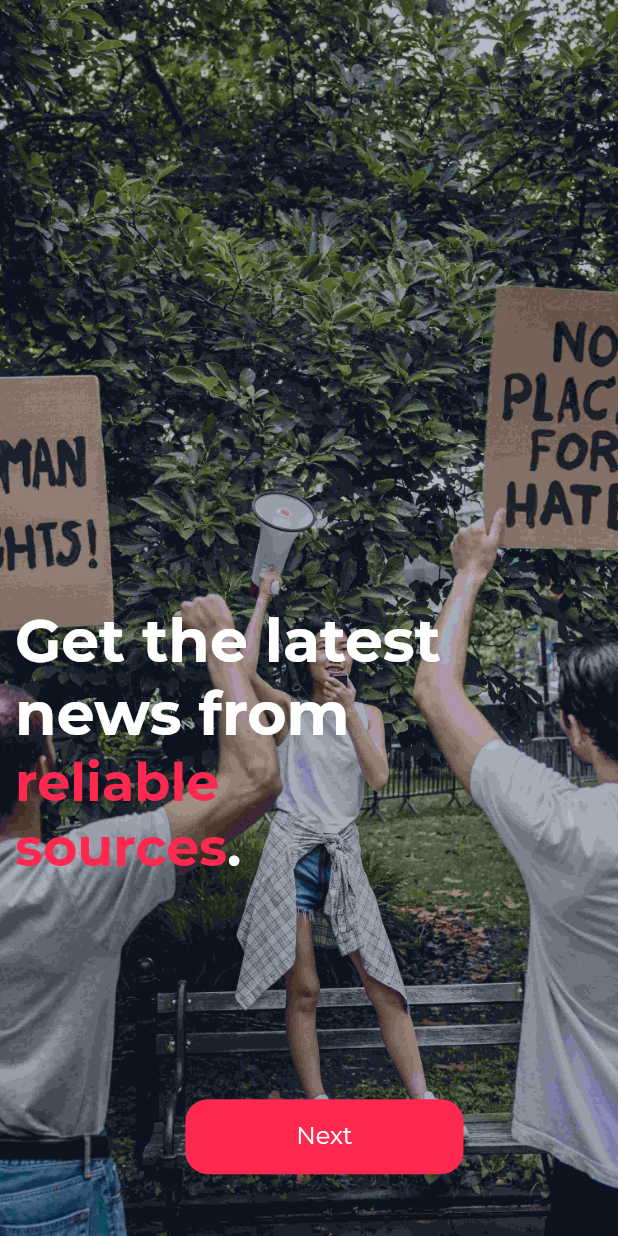
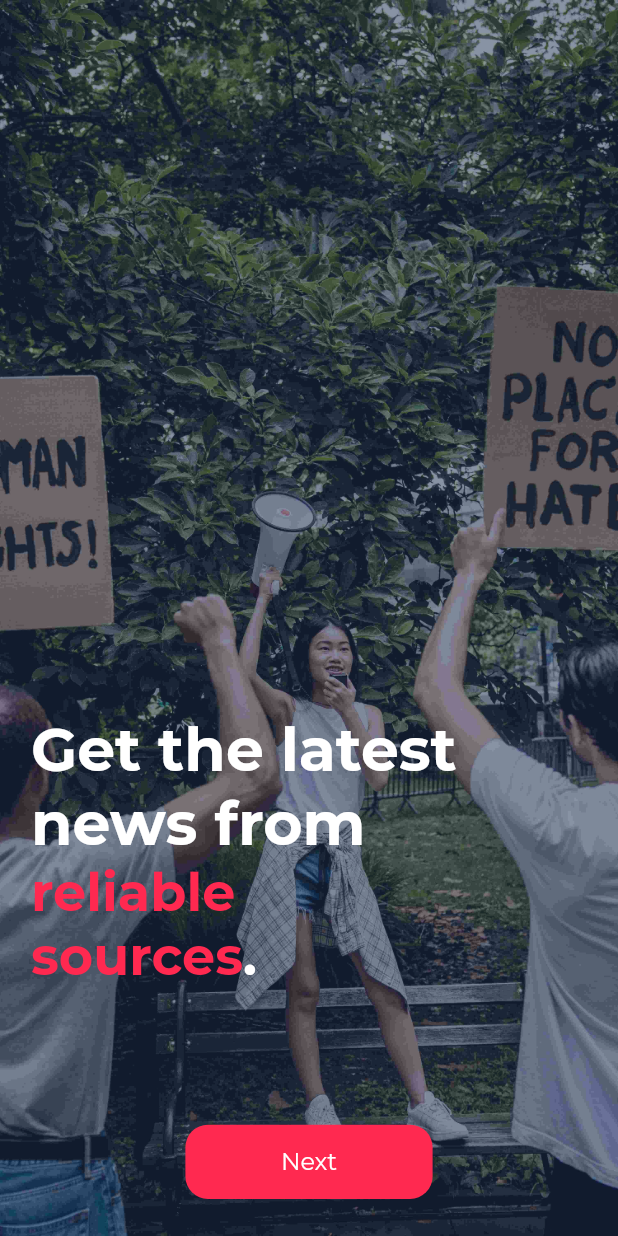
Before and after one commit to Febinjohnson96/newsz, a Flutter app: the screen it shows after launch, on a phone screen of 412 x 824 dp. Run offline on Flutter 3.47's test engine with Material 2 defaults, Android fonts, the phone set to English and light mode, and no system bars; our stand-ins replace animate_do, equatable, flex_color_scheme, get, get_it.

Commit message:
Feature/fixes onboarding screen (#4)
* re-organized onoarding to load faster

* added fade in animation to onboarding

* added onboarding fix and changed app icon

* Fixed onboarding

```diff
--- /dev/null
+++ b/lib/src/data/models/onboarding_model/onboarding_model.dart
@@ -0,0 +1,8 @@
+class OnboardingModel {
+  String textPrimary, textSecondary, textTertiary, image;
+  OnboardingModel(
+      {required this.image,
+      required this.textPrimary,
+      required this.textSecondary,
+      required this.textTertiary});
+}
--- a/lib/src/presentation/onboarding/onboarding_controller.dart
+++ b/lib/src/presentation/onboarding/onboarding_controller.dart
@@ -1,26 +1,36 @@
 import 'package:flutter/cupertino.dart';
 import 'package:get/get.dart';
+import 'package:newsz/src/config/images/images.dart';
+import 'package:newsz/src/data/models/onboarding_model/onboarding_model.dart';
 
 class OnboardingController extends GetxController {
   final pageController = PageController();
   final titlecontroller = PageController();
-  final _isLastPage = false.obs;
-  bool get isLastPage => _isLastPage.value;
+
+  List<OnboardingModel> get listOfOnboardingContent => [
+        OnboardingModel(
+            image: protest,
+            textPrimary: "Get the latest news from",
+            textSecondary: "\nreliable\nsources",
+            textTertiary: "."),
+        OnboardingModel(
+            image: flags,
+            textPrimary: "Still",
+            textSecondary: " up to date",
+            textTertiary: "\nnews from all around the world"),
+        OnboardingModel(
+            image: dome,
+            textPrimary: "From art to politics,",
+            textSecondary: "\nanything",
+            textTertiary: " in newz"),
+      ];
 
   void nextPage() {
-    if (pageController.page == 1) {
-      _isLastPage(true);
-    }
-    debugPrint(isLastPage.toString());
     pageController.nextPage(
-        duration: const Duration(milliseconds: 3000), curve: Curves.ease);
-    titlecontroller.nextPage(
-        duration: const Duration(milliseconds: 3000), curve: Curves.ease);
+        duration: const Duration(milliseconds: 1400), curve: Curves.ease);
   }
 
   void routeToSignIn() {
-    if (isLastPage) {
-      Get.offAllNamed('/signin');
-    }
+    Get.offAllNamed('/signin');
   }
 }
--- a/lib/src/presentation/onboarding/onboarding_screen.dart
+++ b/lib/src/presentation/onboarding/onboarding_screen.dart
@@ -1,10 +1,8 @@
+import 'package:animate_do/animate_do.dart';
 import 'package:flutter/material.dart';
 import 'package:get/get.dart';
-import 'package:newsz/src/config/theme/appcolors.dart';
 import 'package:newsz/src/presentation/onboarding/onboarding_controller.dart';
-import 'package:newsz/src/presentation/onboarding/widgets/onboarding_images.dart';
-import 'package:newsz/src/presentation/onboarding/widgets/onboarding_titles.dart';
-import 'package:newsz/src/widgets/appbutton.dart';
+import 'package:newsz/src/presentation/onboarding/widgets/onboarding_content.dart';
 
 class OnBoardingScreen extends StatelessWidget {
   const OnBoardingScreen({Key? key}) : super(key: key);
@@ -16,46 +14,31 @@ class OnBoardingScreen extends StatelessWidget {
         builder: (controller) {
           return Scaffold(
             body: LayoutBuilder(builder: (context, constraints) {
-              return Stack(children: [
-                OnboardingImages(
-                  constraints: constraints,
-                  pageController: controller.pageController,
-                ),
-                Positioned(
-                  bottom: 0,
-                  child: Container(
-                    height: MediaQuery.of(context).size.height,
-                    width: MediaQuery.of(context).size.width,
-                    color: blueVogue.withOpacity(0.3),
-                  ),
-                ),
-                Positioned(
-                  bottom: constraints.maxHeight * 0.2,
-                  child: Padding(
-                    padding: const EdgeInsets.all(10),
-                    child: SizedBox(
-                      width: constraints.maxWidth * 0.7,
-                      height: constraints.maxWidth * 0.6,
-                      child: OnboardingTitles(
-                        pageController: controller.titlecontroller,
-                      ),
-                    ),
-                  ),
-                ),
-                Positioned(
-                    bottom: constraints.maxHeight * 0.05,
-                    left: constraints.maxWidth * 0.3,
-                    child: SizedBox(
-                        width: constraints.maxWidth * 0.45,
-                        child: Obx(
-                          () => AppButton(
-                              callback: () => controller.isLastPage
-                                  ? controller.routeToSignIn()
-                                  : controller.nextPage(),
-                              btntitle:
-                                  controller.isLastPage ? "Sign in" : "Next"),
-                        ))),
-              ]);
+              return FadeInUp(
+                duration: const Duration(milliseconds: 1500),
+                delay: const Duration(milliseconds: 500),
+                child: PageView.builder(
+                  physics: const NeverScrollableScrollPhysics(),
+                  controller: controller.pageController,
+                    allowImplicitScrolling: true,
+                    itemCount: controller.listOfOnboardingContent.length,
+                    itemBuilder: (context, index) {
+                      return OnboardingContent(
+                        image: controller.listOfOnboardingContent[index].image,
+                        constraints: constraints,
+                        textPrimary: controller
+                            .listOfOnboardingContent[index].textPrimary,
+                        textSecondary: controller
+                            .listOfOnboardingContent[index].textSecondary,
+                        textTertiary: controller
+                            .listOfOnboardingContent[index].textTertiary,
+                        btnTitle: index > 1 ? "Sign in" : "Next",
+                        callback: () => index > 1
+                            ? controller.routeToSignIn()
+                            : controller.nextPage(),
+                      );
+                    }),
+              );
             }),
           );
         });
--- /dev/null
+++ b/lib/src/presentation/onboarding/widgets/onboarding_content.dart
@@ -0,0 +1,87 @@
+import 'package:flutter/material.dart';
+import 'package:newsz/src/config/theme/appcolors.dart';
+import 'package:newsz/src/widgets/appbutton.dart';
+
+class OnboardingContent extends StatelessWidget {
+  const OnboardingContent({
+    required this.constraints,
+    required this.textPrimary,
+    required this.textSecondary,
+    required this.textTertiary,
+    Key? key,
+    required this.image,
+    required this.btnTitle,
+    this.callback,
+  }) : super(key: key);
+
+  final BoxConstraints constraints;
+  final String textPrimary;
+  final String textSecondary;
+  final String textTertiary;
+  final String image;
+  final String btnTitle;
+  final VoidCallback? callback;
+
+  @override
+  Widget build(BuildContext context) {
+    return Stack(
+      children: [
+        Image.asset(
+          image,
+          height: double.maxFinite,
+          width: double.maxFinite,
+          fit: BoxFit.cover,
+        ),
+        Container(
+          decoration: BoxDecoration(color: blueVogue.withOpacity(0.5)),
+        ),
+        Positioned(
+          bottom: constraints.maxHeight * 0.2,
+          left: constraints.maxWidth * 0.05,
+          child: SizedBox(
+            width: constraints.maxWidth * 0.8,
+            child: RichText(
+              text: TextSpan(
+                text: textPrimary,
+                style: Theme.of(context).textTheme.headline2?.copyWith(
+                    fontWeight: FontWeight.bold,
+                    fontSize: 40,
+                    color: Colors.white),
+                children: [
+                  TextSpan(
+                    text: textSecondary,
+                    style: Theme.of(context).textTheme.headline2?.copyWith(
+                          color: redRibbon,
+                          fontWeight: FontWeight.bold,
+                          fontSize: 35,
+                        ),
+                  ),
+                  TextSpan(
+                    text: textTertiary,
+                    style: Theme.of(context).textTheme.headline2?.copyWith(
+                          color: Colors.white,
+                          fontWeight: FontWeight.bold,
+                          fontSize: 35,
+                        ),
+                  ),
+                ],
+              ),
+            ),
+          ),
+        ),
+        Positioned(
+          left: constraints.maxWidth*0.3,
+          bottom: constraints.maxHeight*0.03,
+          child: SizedBox(
+            height: constraints.maxHeight * 0.06,
+            width: constraints.maxWidth*0.4,
+            child: AppButton(
+              btntitle: btnTitle,
+              callback: callback,
+            ),
+          ),
+        )
+      ],
+    );
+  }
+}
--- a/lib/src/presentation/onboarding/widgets/onboarding_images.dart
+++ /dev/null
@@ -1,37 +0,0 @@
-import 'package:flutter/material.dart';
-import 'package:newsz/src/config/images/images.dart';
-
-class OnboardingImages extends StatelessWidget {
-  const OnboardingImages({
-    required this.pageController,
-    required this.constraints,
-    Key? key,
-  }) : super(key: key);
-  final BoxConstraints constraints;
-  final PageController pageController;
-
-  @override
-  Widget build(BuildContext context) {
-    return PageView(
-      physics: const AlwaysScrollableScrollPhysics(),
-      controller: pageController,
-      children: [
-        Image.asset(
-            height: constraints.maxHeight,
-            width: constraints.maxWidth,
-            fit: BoxFit.cover,
-            protest),
-        Image.asset(
-            height: constraints.maxHeight,
-            width: constraints.maxWidth,
-            fit: BoxFit.cover,
-            flags),
-        Image.asset(
-            height: constraints.maxHeight,
-            width: constraints.maxWidth,
-            fit: BoxFit.cover,
-            dome),
-      ],
-    );
-  }
-}
--- a/lib/src/presentation/onboarding/widgets/onboarding_titles.dart
+++ /dev/null
@@ -1,95 +0,0 @@
-import 'package:flutter/material.dart';
-import 'package:newsz/src/config/theme/appcolors.dart';
-
-class OnboardingTitles extends StatelessWidget {
-  const OnboardingTitles({
-    required this.pageController,
-    Key? key,
-  }) : super(key: key);
-  final PageController pageController;
-
-  @override
-  Widget build(BuildContext context) {
-    return PageView(
-      physics: const AlwaysScrollableScrollPhysics(),
-      controller: pageController,
-      children: [
-        RichText(
-          text: TextSpan(
-            text: "Get the latest news from",
-            style: Theme.of(context).textTheme.headline2?.copyWith(
-                fontWeight: FontWeight.bold, fontSize: 40, color: Colors.white),
-            children: [
-              TextSpan(
-                text: "\nreliable\nsources",
-                style: Theme.of(context).textTheme.headline2?.copyWith(
-                      color: redRibbon,
-                      fontWeight: FontWeight.bold,
-                      fontSize: 35,
-                    ),
-              ),
-              TextSpan(
-                text: ".",
-                style: Theme.of(context).textTheme.headline2?.copyWith(
-                      color: Colors.white,
-                      fontWeight: FontWeight.bold,
-                      fontSize: 35,
-                    ),
-              )
-            ],
-          ),
-        ),
-        RichText(
-          text: TextSpan(
-            text: "Still",
-            style: Theme.of(context).textTheme.headline2?.copyWith(
-                fontWeight: FontWeight.bold, fontSize: 40, color: Colors.white),
-            children: [
-              TextSpan(
-                text: " up to date",
-                style: Theme.of(context).textTheme.headline2?.copyWith(
-                      color: redRibbon,
-                      fontWeight: FontWeight.bold,
-                      fontSize: 34,
-                    ),
-              ),
-              TextSpan(
-                text: "\nnews from all around the world",
-                style: Theme.of(context).textTheme.headline2?.copyWith(
-                      color: Colors.white,
-                      fontWeight: FontWeight.bold,
-                      fontSize: 35,
-                    ),
-              )
-            ],
-          ),
-        ),
-        RichText(
-          text: TextSpan(
-            text: "From art to politics,",
-            style: Theme.of(context).textTheme.headline2?.copyWith(
-                fontWeight: FontWeight.bold, fontSize: 40, color: Colors.white),
-            children: [
-              TextSpan(
-                text: "\nanything",
-                style: Theme.of(context).textTheme.headline2?.copyWith(
-                      color: redRibbon,
-                      fontWeight: FontWeight.bold,
-                      fontSize: 35,
-                    ),
-              ),
-              TextSpan(
-                text: " in newz",
-                style: Theme.of(context).textTheme.headline2?.copyWith(
-                      color: Colors.white,
-                      fontWeight: FontWeight.bold,
-                      fontSize: 35,
-                    ),
-              )
-            ],
-          ),
-        ),
-      ],
-    );
-  }
-}
```
Also changed, not shown: pubspec.yaml (+17 -0 lines), assets/images/icons/newz.png (added), pubspec.lock, 42 other files.
